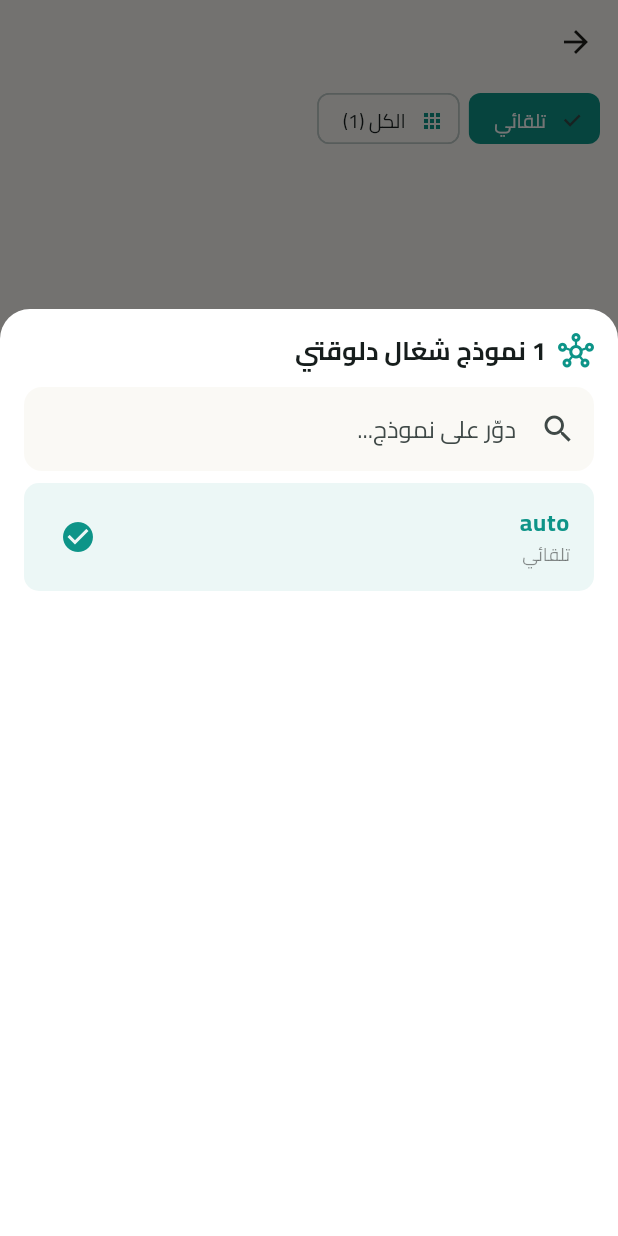
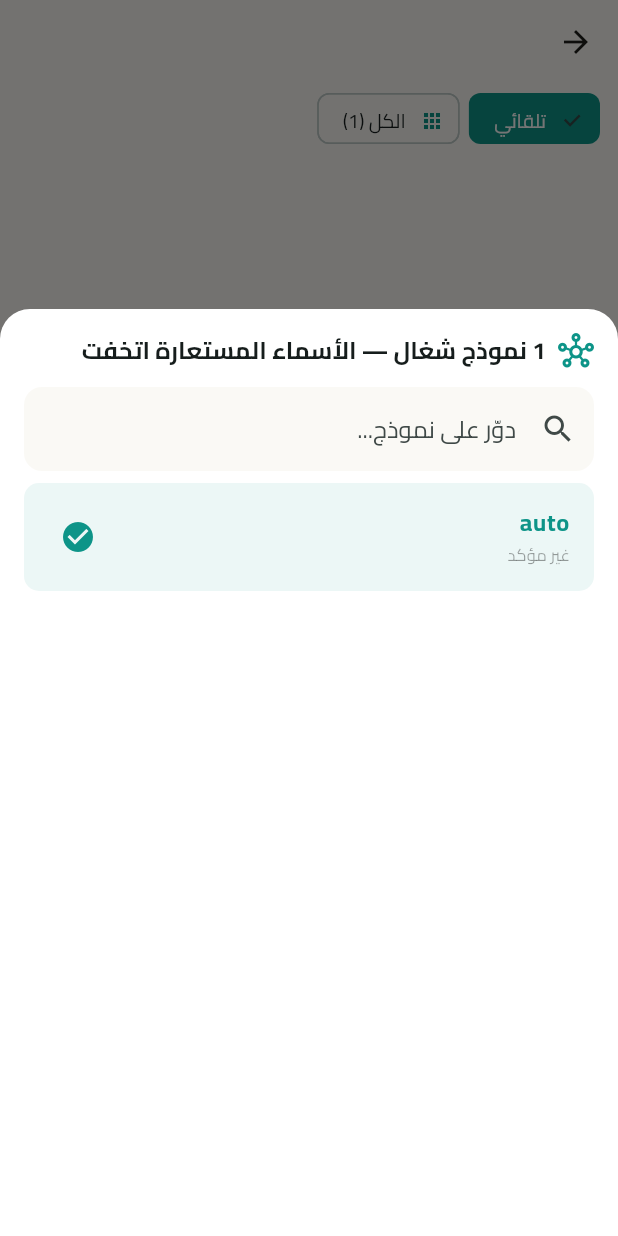
Before and after one commit to modyzix2-boop/masaedi, a Flutter app: the ChatScreen screen opened directly with empty values, after a tap on an icon or button, on a phone screen of 412 x 824 dp. Run offline on Flutter 3.47's test engine with Material 3 defaults, Android fonts, the phone set to English and light mode, and no system bars; our stand-ins replace flutter_markdown_plus, shared_preferences; accounts and stored records are empty; network calls fail.

Commit message:
v1.2.0: identity fix - actual served model shown per reply, honest picker (aliases hidden, verified badge), text dashboard entry

```diff
--- a/flutter_app/lib/main.dart
+++ b/flutter_app/lib/main.dart
@@ -94,7 +94,7 @@ class Api {
       final d = jsonDecode(utf8.decode(r.bodyBytes));
       final out = <ModelInfo>[];
       for (final m in (d['data'] as List)) {
-        if (m['available'] == true) {
+        if (m['available'] == true && !_ChatScreenState.hiddenIds.contains(m['id'])) {
           out.add(ModelInfo(m['id'] as String, (m['name'] ?? m['id']) as String));
         }
       }
@@ -110,7 +110,7 @@ class Api {
     return jsonDecode(utf8.decode(r.bodyBytes)) as Map<String, dynamic>;
   }
 
-  static Stream<String> streamChat(List<Map<String, dynamic>> msgs, String model) async* {
+  static Stream<String> streamChat(List<Map<String, dynamic>> msgs, String model, {void Function(String served)? onServed}) async* {
     final req = http.Request('POST', Uri.parse('$kBase/v1/chat/completions'));
     req.headers.addAll(headers);
     final wire = msgs
@@ -147,6 +147,8 @@ class Api {
             if (data == '[DONE]') return;
             try {
               final j = jsonDecode(data);
+              final rm = j['model'];
+              if (rm is String && onServed != null) onServed(rm);
               final delta = j['choices']?[0]?['delta'];
               final c = delta?['content'];
               if (c is String && c.isNotEmpty) yield c;
@@ -404,9 +406,9 @@ class _ChatListScreenState extends State<ChatListScreen> {
       appBar: AppBar(
         title: Text('أهلاً يا ${Api.name}', style: const TextStyle(fontWeight: FontWeight.w700)),
         actions: [
-          IconButton(
-            icon: const Icon(Icons.insights_outlined),
-            tooltip: 'لوحة التحكم',
+          TextButton.icon(
+            icon: const Icon(Icons.insights_outlined, size: 20, color: kTeal),
+            label: const Text('لوحة التحكم', style: TextStyle(color: kTeal, fontWeight: FontWeight.w700, fontSize: 13)),
             onPressed: () => Navigator.of(context).push(MaterialPageRoute(builder: (_) => const DashboardScreen())),
           ),
           IconButton(
@@ -611,7 +613,25 @@ class ChatScreen extends StatefulWidget {
 }
 
 class _ChatScreenState extends State<ChatScreen> {
-  static const favIds = ['auto', 'fusion', 'claude-opus-4-5', 'claude-sonnet-4-5'];
+  static const favIds = ['auto', 'fusion', 'llama-3.3-70b-fp8-fast', 'gpt-oss-120b'];
+  // probe-verified identities (2026-11-22): served model matches the label family
+  static const verifiedIds = {
+    'qwen3.8-27b','gpt-oss-120b','nemotron-3.5-super-vl','north-mini-code','nemotron-3-ultra-550b',
+    'kilo-auto','qwen3.5-9b','free-router','nemotron-3.5-lightning','nemotron-3-nano-30b-reasoning',
+    'nemotron-3-nano-omni-reasoning','llama-3.3-70b-fp8-fast','llama-4-scout','command-a-vision',
+    'mistral-small-3.1-24b','qwen2.5-coder-32b','llama-3.2-3b','qwen3guard-gen-8b','qwen3guard-gen-0.6b',
+    'gemma-sea-lion-v4-27b','allam-2-7b','command-r-2','granite-4.0-h-micro','mistral-7b-instruct-v0.2-lora',
+    'aya-expanse-32b','aya-vision-32b','command-r','llama-guard-3-8b','gemma-2b-it-lora',
+    'llama-prompt-guard-2-22m','llama-prompt-guard-2-86m'
+  };
+  // aliases proven to serve a DIFFERENT model than the label, plus catalog phantoms (404): hidden
+  static const hiddenIds = {
+    'claude-opus-4-5','claude-sonnet-4-5','claude-haiku-4-5',
+    'dots3-note-preview','gemini-2.5-flash','gemini-2.5-flash-lite','nemotron-3-120b','qwq-32b',
+    'deepseek-r1-distill-qwen-32b','llama-3.2-1b-instruct','llama-3.2-1b-unsloth','llama-3-2-1b-instruct',
+    'ctx65536-magidonia-24b-heretic','llama-2-7b-chat-lora','gemma-7b-it-lora','l3-8b-stheno-v3-2-q5-k-m',
+    'llava-1.5-7b','thedrummer-behemoth-128b-v3-q4-k-m','gemma-4-e4b-uncensored-aggressive'
+  };
   final inputC = TextEditingController();
   final scrollC = ScrollController();
   List<Map<String, dynamic>> msgs = [];
@@ -661,7 +681,7 @@ class _ChatScreenState extends State<ChatScreen> {
                 Row(children: [
                   const Icon(Icons.hub_outlined, color: kTeal),
                   const SizedBox(width: 8),
-                  Text('${models.length} نموذج شغال دلوقتي', style: const TextStyle(fontSize: 17, fontWeight: FontWeight.w700)),
+                  Expanded(child: Text('${models.length} نموذج شغال — الأسماء المستعارة اتخفت', style: const TextStyle(fontSize: 16, fontWeight: FontWeight.w700))),
                 ]),
                 const SizedBox(height: 12),
                 TextField(
@@ -686,7 +706,11 @@ class _ChatScreenState extends State<ChatScreen> {
                       final sel = m.id == model;
                       return ListTile(
                         title: Text(m.id, style: TextStyle(fontWeight: sel ? FontWeight.w700 : FontWeight.w400), textDirection: TextDirection.ltr, textAlign: TextAlign.right),
-                        subtitle: m.id != m.name ? Text(m.name, maxLines: 1, overflow: TextOverflow.ellipsis, style: const TextStyle(fontSize: 12, color: Colors.black45)) : null,
+                        subtitle: Text(
+                          _ChatScreenState.verifiedIds.contains(m.id) ? 'موثّق من السيرفر' : (m.id.startsWith('gemini') ? 'غير مؤكد — ممكن يكون Gemini حقيقي' : 'غير مؤكد'),
+                          style: TextStyle(fontSize: 11, color: _ChatScreenState.verifiedIds.contains(m.id) ? kTeal : Colors.black38),
+                          textAlign: TextAlign.right,
+                        ),
                         trailing: sel ? const Icon(Icons.check_circle, color: kTeal) : null,
                         shape: RoundedRectangleBorder(borderRadius: BorderRadius.circular(10)),
                         selected: sel,
@@ -722,11 +746,12 @@ class _ChatScreenState extends State<ChatScreen> {
     _toBottom();
     final aiIdx = msgs.length - 1;
     final buf = StringBuffer();
+    String? served;
     try {
-      await for (final part in Api.streamChat(msgs.sublist(0, aiIdx), model)) {
+      await for (final part in Api.streamChat(msgs.sublist(0, aiIdx), model, onServed: (sm) => served = sm)) {
         buf.write(part);
         if (mounted) {
-          setState(() => msgs[aiIdx] = {'r': 'a', 'c': buf.toString(), 'model': model});
+          setState(() => msgs[aiIdx] = {'r': 'a', 'c': buf.toString(), 'model': model, 'served': served});
           _toBottom();
         }
       }
@@ -906,10 +931,15 @@ class _BubbleState extends State<Bubble> {
                       horizontalRuleDecoration: const BoxDecoration(border: Border(top: BorderSide(color: kLine))),
                     ),
                   ),
-                if (!isUser && widget.m['model'] != null && text.isNotEmpty)
+                if (!isUser && text.isNotEmpty && (widget.m['served'] != null || widget.m['model'] != null))
                   Padding(
                     padding: const EdgeInsets.only(top: 4),
-                    child: Text(modelLabel(widget.m['model'].toString()), style: const TextStyle(fontSize: 10, color: Colors.black38), textDirection: TextDirection.ltr),
+                    child: Text(
+                      widget.m['served'] != null ? 'الرد الفعلي: ${widget.m['served']}' : modelLabel(widget.m['model'].toString()),
+                      style: const TextStyle(fontSize: 10, color: Colors.black38),
+                      textDirection: TextDirection.ltr,
+                      textAlign: TextAlign.left,
+                    ),
                   ),
               ],
             ),
--- a/flutter_app/pubspec.yaml
+++ b/flutter_app/pubspec.yaml
@@ -1,7 +1,7 @@
 name: masaedi_ai
 description: "مساعدي - native Arabic AI chat client"
 publish_to: "none"
-version: 1.1.0+2
+version: 1.2.0+3
 
 environment:
   sdk: ">=3.0.0 <4.0.0"
```
